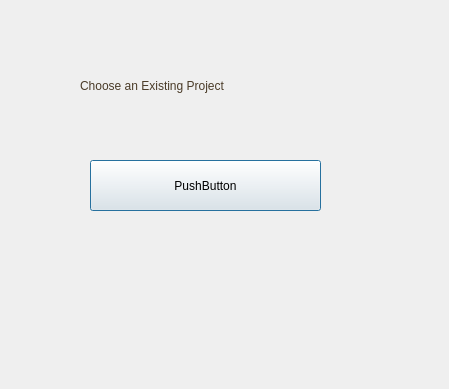
Qt form Allyza's Edited Files/chooseProject.ui (jpnora07/Crackterize) before a commit.
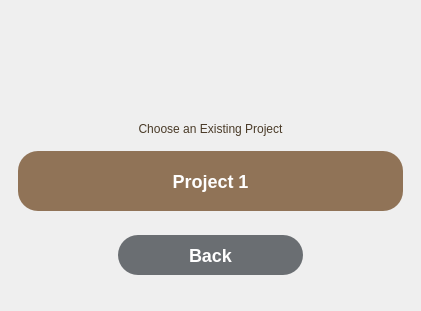
The same form after that commit.

Diff of the .ui file:
```diff
--- a/Allyza's Edited Files/chooseProject.ui
+++ b/Allyza's Edited Files/chooseProject.ui
@@ -6,64 +6,201 @@
    <rect>
     <x>0</x>
     <y>0</y>
-    <width>449</width>
-    <height>389</height>
+    <width>421</width>
+    <height>311</height>
    </rect>
   </property>
+  <property name="minimumSize">
+   <size>
+    <width>421</width>
+    <height>311</height>
+   </size>
+  </property>
+  <property name="maximumSize">
+   <size>
+    <width>421</width>
+    <height>311</height>
+   </size>
+  </property>
   <property name="windowTitle">
    <string>Dialog</string>
   </property>
   <widget class="QWidget" name="widget" native="true">
    <property name="geometry">
     <rect>
-     <x>-20</x>
+     <x>0</x>
      <y>0</y>
-     <width>451</width>
-     <height>381</height>
+     <width>421</width>
+     <height>311</height>
     </rect>
    </property>
-   <widget class="QLabel" name="chooselbl">
-    <property name="geometry">
-     <rect>
-      <x>100</x>
-      <y>70</y>
-      <width>251</width>
-      <height>31</height>
-     </rect>
-    </property>
-    <property name="styleSheet">
-     <string notr="true">#chooselbl{
+   <property name="minimumSize">
+    <size>
+     <width>421</width>
+     <height>311</height>
+    </size>
+   </property>
+   <property name="maximumSize">
+    <size>
+     <width>421</width>
+     <height>311</height>
+    </size>
+   </property>
+   <layout class="QVBoxLayout" name="verticalLayout">
+    <item>
+     <widget class="QWidget" name="widget_2" native="true">
+      <layout class="QVBoxLayout" name="verticalLayout_2"/>
+     </widget>
+    </item>
+    <item>
+     <widget class="QWidget" name="widget_3" native="true">
+      <layout class="QVBoxLayout" name="verticalLayout_11">
+       <item>
+        <widget class="QWidget" name="widget_5" native="true">
+         <property name="layoutDirection">
+          <enum>Qt::LeftToRight</enum>
+         </property>
+         <layout class="QVBoxLayout" name="verticalLayout_3">
+          <property name="spacing">
+           <number>0</number>
+          </property>
+          <property name="leftMargin">
+           <number>0</number>
+          </property>
+          <property name="topMargin">
+           <number>0</number>
+          </property>
+          <property name="rightMargin">
+           <number>0</number>
+          </property>
+          <property name="bottomMargin">
+           <number>0</number>
+          </property>
+          <item>
+           <widget class="QLabel" name="chooselbl">
+            <property name="styleSheet">
+             <string notr="true">#chooselbl{
 font: 600 16pt &quot;Segoe UI&quot;;
 color:#4A3B28;
 background: transparent;}</string>
-    </property>
-    <property name="text">
-     <string>Choose an Existing Project</string>
-    </property>
-   </widget>
-   <widget class="QWidget" name="widget_2" native="true">
-    <property name="geometry">
-     <rect>
-      <x>100</x>
-      <y>110</y>
-      <width>261</width>
-      <height>201</height>
-     </rect>
-    </property>
-    <widget class="QPushButton" name="pushButton">
-     <property name="geometry">
-      <rect>
-       <x>10</x>
-       <y>50</y>
-       <width>231</width>
-       <height>51</height>
-      </rect>
-     </property>
-     <property name="text">
-      <string>PushButton</string>
-     </property>
-    </widget>
-   </widget>
+            </property>
+            <property name="text">
+             <string>Choose an Existing Project</string>
+            </property>
+            <property name="alignment">
+             <set>Qt::AlignCenter</set>
+            </property>
+           </widget>
+          </item>
+         </layout>
+        </widget>
+       </item>
+       <item>
+        <widget class="QWidget" name="widget_4" native="true">
+         <layout class="QVBoxLayout" name="verticalLayout_4">
+          <item>
+           <widget class="QPushButton" name="uploadImg">
+            <property name="styleSheet">
+             <string notr="true">#uploadImg{
+height:60px;
+width: 10px;
+font-weight:bold;
+font-size:18px;
+color:white;
+background-color: rgb(144, 115, 87);
+border-top-left-radius :20px;
+border-top-right-radius : 20px; 
+border-bottom-left-radius : 20px; 
+border-bottom-right-radius : 20px;
+}
+#uploadImg:hover{
+color:rgb(144, 115, 87);
+border :2px solid rgb(144, 115, 87);
+background-color: rgb(255, 255, 255);
+}
+</string>
+            </property>
+            <property name="text">
+             <string>Project 1</string>
+            </property>
+           </widget>
+          </item>
+          <item>
+           <widget class="QWidget" name="widgetUpload_2" native="true">
+            <property name="styleSheet">
+             <string notr="true"/>
+            </property>
+            <layout class="QVBoxLayout" name="verticalLayout_10">
+             <property name="spacing">
+              <number>10</number>
+             </property>
+             <property name="leftMargin">
+              <number>50</number>
+             </property>
+             <property name="rightMargin">
+              <number>50</number>
+             </property>
+             <item>
+              <widget class="QWidget" name="widgetUpload_3" native="true">
+               <property name="styleSheet">
+                <string notr="true"/>
+               </property>
+               <layout class="QVBoxLayout" name="verticalLayout_12">
+                <property name="spacing">
+                 <number>10</number>
+                </property>
+                <property name="leftMargin">
+                 <number>50</number>
+                </property>
+                <property name="rightMargin">
+                 <number>50</number>
+                </property>
+                <item>
+                 <widget class="QPushButton" name="uploadImg_7">
+                  <property name="minimumSize">
+                   <size>
+                    <width>146</width>
+                    <height>0</height>
+                   </size>
+                  </property>
+                  <property name="styleSheet">
+                   <string notr="true">#uploadImg_7{
+height:40px;
+font-weight:bold;
+font-size:18px;
+color:white;
+background-color: #6A6E72;
+border-top-left-radius :20px;
+border-top-right-radius : 20px; 
+border-bottom-left-radius : 20px; 
+border-bottom-right-radius : 20px;
+}
+#uploadImg_7:hover{
+color:#6A6E72;
+border :2px solid rgb
+#6A6E72;
+background-color: rgb(255, 255, 255);
+}
+</string>
+                  </property>
+                  <property name="text">
+                   <string>Back</string>
+                  </property>
+                 </widget>
+                </item>
+               </layout>
+              </widget>
+             </item>
+            </layout>
+           </widget>
+          </item>
+         </layout>
+        </widget>
+       </item>
+      </layout>
+     </widget>
+    </item>
+   </layout>
   </widget>
  </widget>
  <resources/>
```
